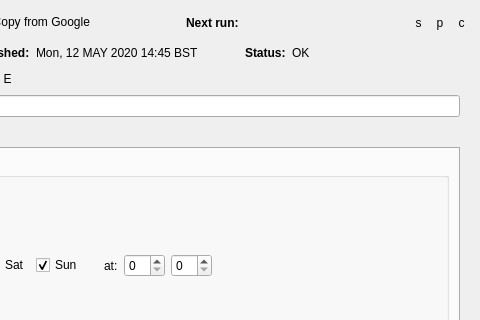
Old version of the form src/scheduler_widget.ui in the repository Vman45/RcloneBrowser; both pictures show x 380 to 860 and y 0 to 320 of the 860 by 487 pixel window.
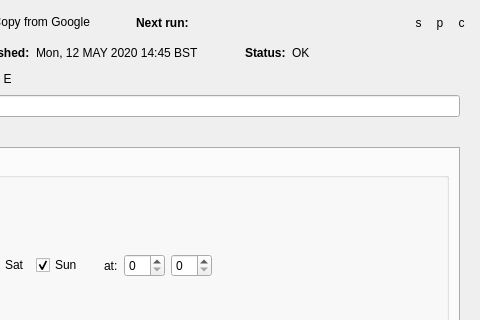
New version of the form. Custom widgets are drawn as their Qt base class.

Diff of the .ui file:
```diff
--- a/src/scheduler_widget.ui
+++ b/src/scheduler_widget.ui
@@ -119,7 +119,7 @@
        <widget class="QLabel" name="nextRun">
         <property name="minimumSize">
          <size>
-          <width>150</width>
+          <width>200</width>
           <height>0</height>
          </size>
         </property>
```
